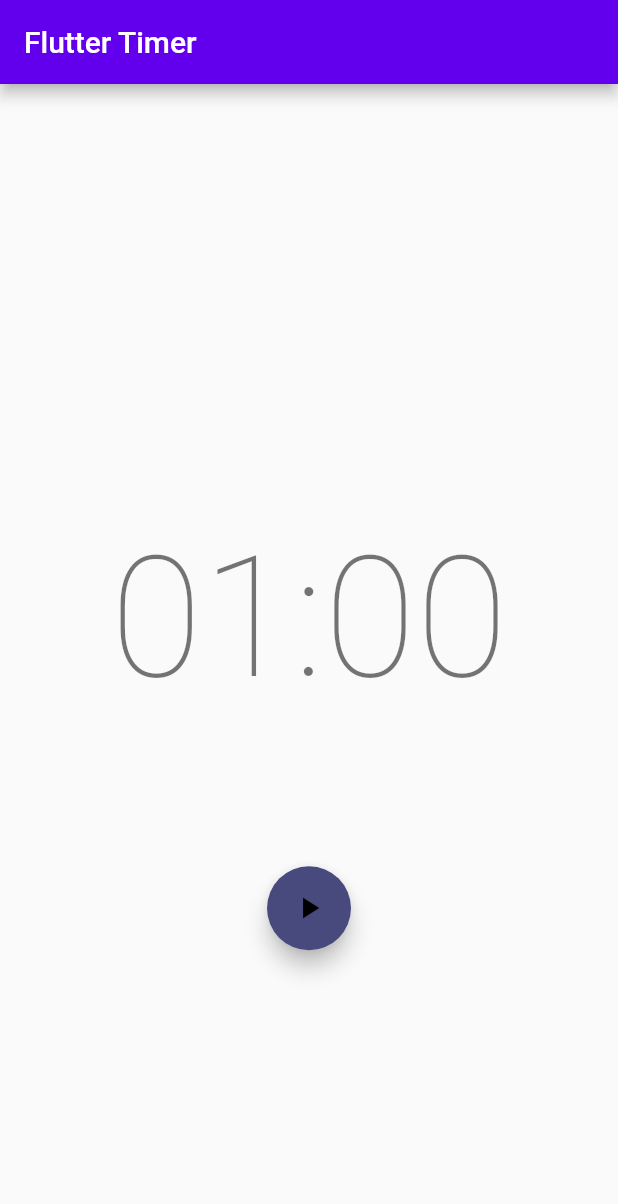
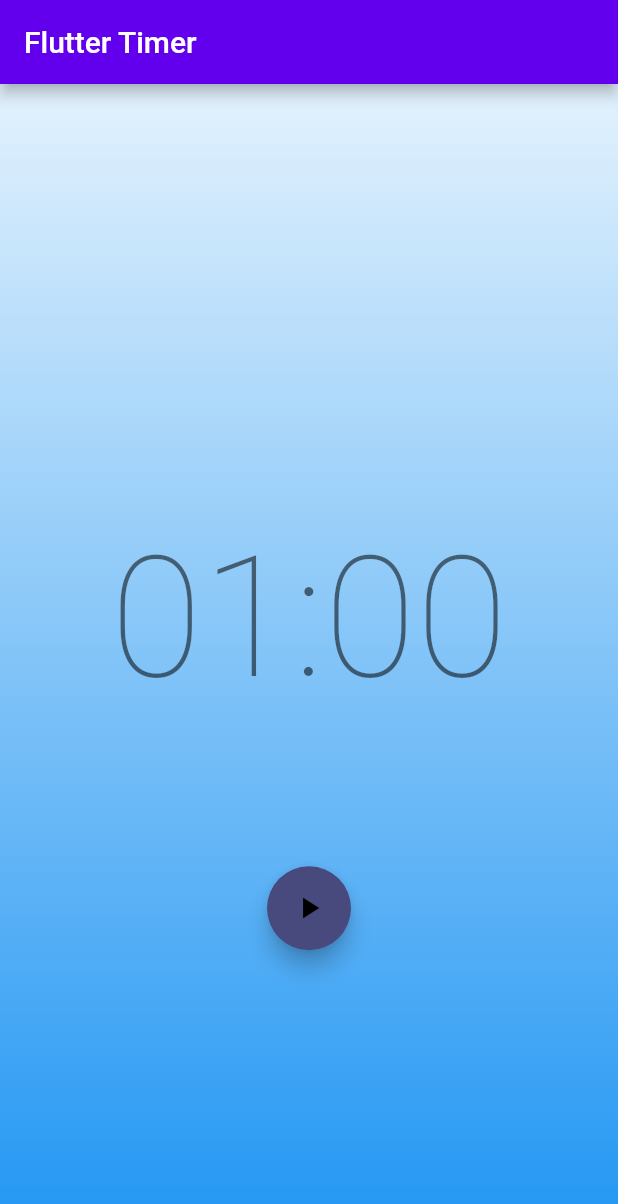
Before and after one commit to nucpoop/bloc_flutter, a Flutter app: the screen it shows after launch, on a phone screen of 412 x 824 dp. Shown: the top 1204 px of the screen. Run offline on Flutter 3.47's test engine with Material 2 defaults, Android fonts, the phone set to English and light mode, and no system bars; our stand-ins replace bloc, equatable, flutter_bloc.

Commit message:
타이머 완료

```diff
--- a/lib/timer/view/timer_page.dart
+++ b/lib/timer/view/timer_page.dart
@@ -91,6 +91,22 @@ class Actions extends StatelessWidget {
                 onPressed: () => context.read<TimerBloc>().add(TimerReset()),
               )
             ],
+            if (state is TimerRunPause) ...[
+              FloatingActionButton(
+                child: Icon(Icons.play_arrow),
+                onPressed: () => context.read<TimerBloc>().add(TimerResumed()),
+              ),
+              FloatingActionButton(
+                child: Icon(Icons.replay),
+                onPressed: () => context.read<TimerBloc>().add(TimerReset()),
+              )
+            ],
+            if (state is TimeRunComplete) ...[
+              FloatingActionButton(
+                child: Icon(Icons.replay),
+                onPressed: () => context.read<TimerBloc>().add(TimerReset()),
+              ),
+            ],
           ],
         );
       },
@@ -102,6 +118,17 @@ class Background extends StatelessWidget {
   const Background({Key? key}) : super(key: key);
   @override
   Widget build(BuildContext context) {
-    return Container();
+    return Container(
+      decoration: BoxDecoration(
+        gradient: LinearGradient(
+          begin: Alignment.topCenter,
+          end: Alignment.bottomCenter,
+          colors: [
+            Colors.blue.shade50,
+            Colors.blue.shade500,
+          ]
+        )
+      ),
+    );
   }
 }
```
